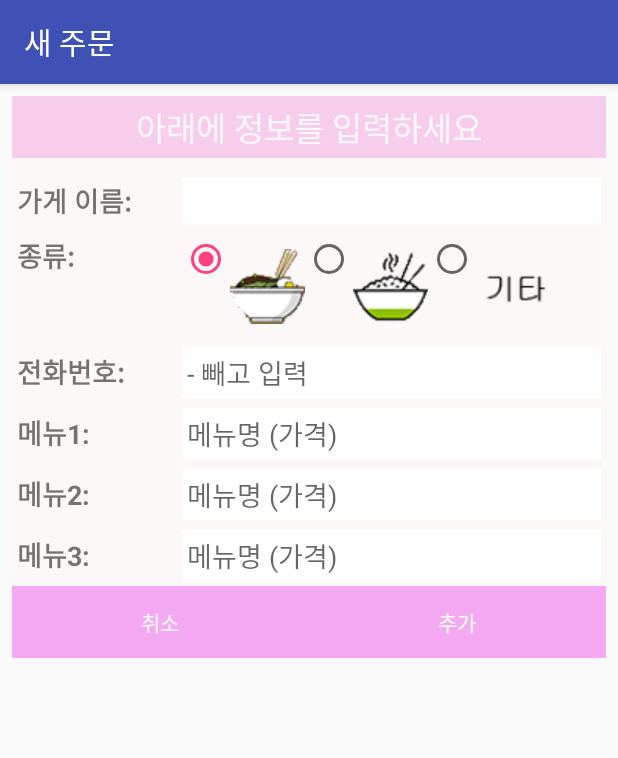
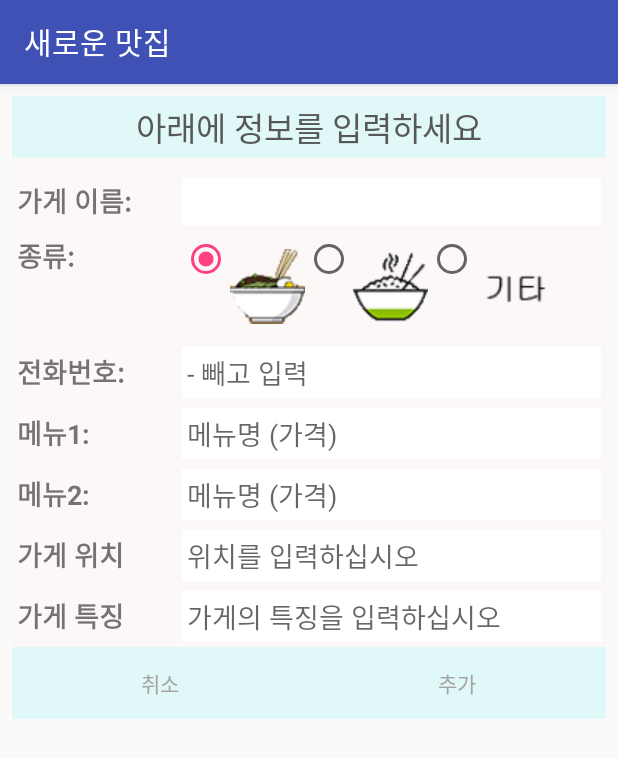
Before and after one commit to dlwmznzl1/Resturant-information-system, an Android app: the screen it shows after launch (Main2Activity), after a tap on "맛집 추가", on a phone screen of 412 x 824 dp. Shown: the top 758 px of the screen. Run offline under Robolectric (Android 15) with nearby library versions, the phone set to English and light mode, and no system bars.

Commit message:
Add new system and new function about resturant information

```diff
--- a/Food/app/src/main/java/com/hsc/ghfwm/food/Main2Activity.java
+++ b/Food/app/src/main/java/com/hsc/ghfwm/food/Main2Activity.java
@@ -15,7 +15,7 @@ import java.sql.Date;
 
 public class Main2Activity extends AppCompatActivity
 {
-    EditText etname,ettel,etmenu1,etmenu2,etmenu3;
+    EditText etname,ettel,etmenu1,etmenu2,etmenu3,etmenu4;
     RadioButton rb1,rb2,rb3;
     rest res;
 
@@ -29,12 +29,11 @@ public class Main2Activity extends AppCompatActivity
         etmenu1 = (EditText)findViewById(R.id.etmenu1);
         etmenu2 = (EditText)findViewById(R.id.etmenu2);
         etmenu3 = (EditText)findViewById(R.id.etmenu3);
+        etmenu4 = (EditText)findViewById(R.id.etmenu4);
         rb1 = (RadioButton)findViewById(R.id.radio1);
         rb2 = (RadioButton)findViewById(R.id.radio2);
         rb3 = (RadioButton)findViewById(R.id.radio3);
-        setTitle("새 주문");
-
-        //ArrayList<String> dt = Intent.getStringExtra("restlist");
+        setTitle("새로운 맛집");
 
     }
 
@@ -63,6 +62,7 @@ public class Main2Activity extends AppCompatActivity
             res.setMenu(etmenu1.getText().toString());
             res.setMenu(etmenu2.getText().toString());
             res.setMenu(etmenu3.getText().toString());
+            res.setMenu(etmenu4.getText().toString());
             res.setDate(finddate());
             Intent intent = getIntent();
             intent.putExtra("새로운 맛집",res);
--- a/Food/app/src/main/java/com/hsc/ghfwm/food/MainActivity.java
+++ b/Food/app/src/main/java/com/hsc/ghfwm/food/MainActivity.java
@@ -32,7 +32,7 @@ public class MainActivity extends AppCompatActivity
         super.onCreate(savedInstanceState);
         setContentView(R.layout.activity_main);
         tv = (TextView)findViewById(R.id.tv);
-        setTitle("나의 맛집");
+        setTitle("맛집 정보");
         setListView();
     }
 
@@ -57,9 +57,9 @@ public class MainActivity extends AppCompatActivity
 
 
                 AlertDialog.Builder dlg = new AlertDialog.Builder(view.getContext());
-                dlg.setTitle("삭제확인")
+                dlg.setTitle("삭제 확인")
                         .setIcon(R.drawable.icon2)
-                        .setMessage("선택한 맛집을 정말 삭제하시겠습니까?")
+                        .setMessage("선택한 맛집정보를 삭제하시겠습니까?")
                         .setNegativeButton("취소",null)
                         .setPositiveButton("확인", new DialogInterface.OnClickListener() {
                             @Override
@@ -85,7 +85,7 @@ public class MainActivity extends AppCompatActivity
             {
                 Intent intent = new Intent(MainActivity.this,Main3Activity.class);
                 rest res = resturantlist.get(position);
-                intent.putExtra("식당 정보",res);
+                intent.putExtra("맛집 정보",res);
                 startActivity(intent);
 
             }
--- a/Food/app/src/main/res/layout/activity_main.xml
+++ b/Food/app/src/main/res/layout/activity_main.xml
@@ -22,7 +22,7 @@
             android:textStyle="bold"
             android:layout_weight="2"
             android:textSize="22dp"
-            android:textColor="#F6CEEC"
+            android:textColor="#E0F8F7"
             android:layout_width="wrap_content"
             android:layout_height="wrap_content"
             android:text="맛집 리스트(0개)" />
@@ -30,7 +30,7 @@
             android:onClick="onClick"
             android:layout_weight="1"
             android:text="맛집 추가"
-            android:background="#F8E0F7"
+            android:background="#E0F8F7"
             android:layout_width="wrap_content"
             android:layout_height="wrap_content" />
     </LinearLayout>
--- a/Food/app/src/main/res/layout/activity_main2.xml
+++ b/Food/app/src/main/res/layout/activity_main2.xml
@@ -21,13 +21,13 @@
                 android:layout_marginBottom="10dp"
                 android:layout_span="2"
                 android:layout_weight="1"
-                android:background="#F6CEEC"
+                android:background="#E0F8F7"
                 android:gravity="center"
                 android:padding="4dp"
                 android:text="아래에 정보를 입력하세요"
-                android:textColor="#fff7f7"
+                android:textColor="#585858"
                 android:textSize="22dp" />
-        </TableRow>
+        </TableRow>ㅁ
         <TableRow android:padding="3dp">
             <TextView
                 android:textStyle="bold"
@@ -141,7 +141,7 @@
                 android:layout_width="wrap_content"
                 android:layout_height="wrap_content"
                 android:layout_weight="1"
-                android:text="메뉴3:"
+                android:text="가게 위치"
                 android:textSize="18dp" />
             <EditText
                 android:id="@+id/etmenu3"
@@ -149,7 +149,24 @@
                 android:layout_height="wrap_content"
                 android:layout_weight="1"
                 android:background="#ffffff"
-                android:hint="메뉴명 (가격)"
+                android:hint="위치를 입력하십시오"
+                android:padding="3dp" />
+        </TableRow>
+        <TableRow android:padding="3dp">
+            <TextView
+                android:textStyle="bold"
+                android:layout_width="wrap_content"
+                android:layout_height="wrap_content"
+                android:layout_weight="1"
+                android:text="가게 특징"
+                android:textSize="18dp" />
+            <EditText
+                android:id="@+id/etmenu4"
+                android:layout_width="wrap_content"
+                android:layout_height="wrap_content"
+                android:layout_weight="1"
+                android:background="#ffffff"
+                android:hint="가게의 특징을 입력하십시오"
                 android:padding="3dp" />
         </TableRow>
 
@@ -162,8 +179,8 @@
             android:layout_width="wrap_content"
             android:layout_height="wrap_content"
             android:layout_weight="1"
-            android:background="#F5A9F2"
-            android:textColor="#ffffff"
+            android:background="#E0F8F7"
+            android:textColor="#A4A4A4"
             android:onClick="onClick"
             android:text="취소" />
         <Button
@@ -171,8 +188,8 @@
             android:layout_width="wrap_content"
             android:layout_height="wrap_content"
             android:layout_weight="1"
-            android:background="#F5A9F2"
-            android:textColor="#ffffff"
+            android:background="#E0F8F7"
+            android:textColor="#A4A4A4"
             android:onClick="onClick"
             android:text="추가" />
     </LinearLayout>
```
Also changed, not shown: Food/app/src/main/java/com/hsc/ghfwm/food/Main3Activity.java (+6 -4 lines), Food/app/src/main/java/com/hsc/ghfwm/food/rest.java (+6 -1 lines), Food/app/src/main/res/layout/activity_main3.xml (+14 -6 lines), 1 other file.
